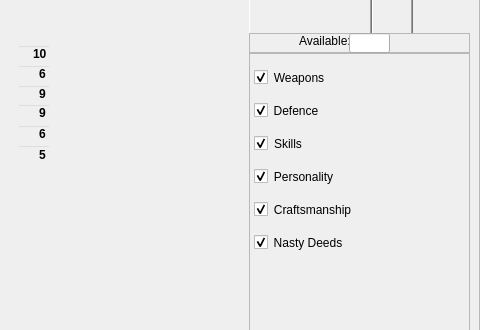
First picture: the form in charactertab.ui, repository fischerdr/MooseEdit, before the edit; both pictures show x 111 to 591 and y 85 to 415 of the 591 by 813 pixel window.
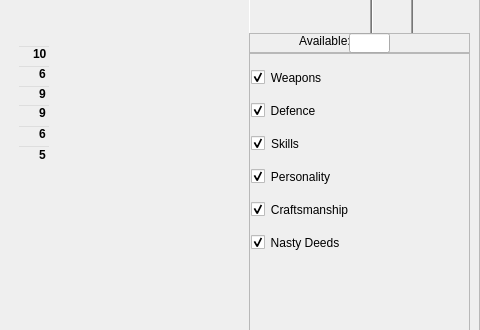
Second picture: the form after the edit. The open tabs and pages were chosen to show the change. Icons and pictures are not drawn. Custom widgets are drawn as their Qt base class.

Commit message: Skill Editor will no longer crash if a skill is loaded that does not exist Fixed GenStatsReader to ignore trailing CR characters Fixed css issue on horizontal scrollbar in abilities tab Reduced left margin on abilities tab so that all data is visible when the window is made as small as possible Modified scroller on Traits page to move point allocation left/right instead of simply incrementing Clicking list items on the skill editor will now display the item's data in the middle pane

The edit to the form file:
```diff
--- a/charactertab.ui
+++ b/charactertab.ui
@@ -605,7 +605,6 @@
 
 QScrollBar:horizontal {
 	background-color: rgb(0, 0, 0);
-    width: 20px;
 }
 
 QScrollBar::left-arrow:horizontal {
@@ -684,7 +683,7 @@
                   </property>
                   <layout class="QVBoxLayout" name="verticalLayout_3">
                    <property name="leftMargin">
-                    <number>3</number>
+                    <number>0</number>
                    </property>
                    <item>
                     <widget class="ExpandableGroupBox" name="weaponsGroup">
@@ -713,9 +712,15 @@
                       <property name="spacing">
                        <number>1</number>
                       </property>
+                      <property name="leftMargin">
+                       <number>2</number>
+                      </property>
                       <property name="topMargin">
                        <number>18</number>
                       </property>
+                      <property name="rightMargin">
+                       <number>20</number>
+                      </property>
                      </layout>
                     </widget>
                    </item>
@@ -746,9 +751,15 @@
                       <property name="spacing">
                        <number>1</number>
                       </property>
+                      <property name="leftMargin">
+                       <number>2</number>
+                      </property>
                       <property name="topMargin">
                        <number>18</number>
                       </property>
+                      <property name="rightMargin">
+                       <number>20</number>
+                      </property>
                      </layout>
                     </widget>
                    </item>
@@ -779,9 +790,15 @@
                       <property name="spacing">
                        <number>1</number>
                       </property>
+                      <property name="leftMargin">
+                       <number>2</number>
+                      </property>
                       <property name="topMargin">
                        <number>18</number>
                       </property>
+                      <property name="rightMargin">
+                       <number>20</number>
+                      </property>
                      </layout>
                     </widget>
                    </item>
@@ -812,9 +829,15 @@
                       <property name="spacing">
                        <number>1</number>
                       </property>
+                      <property name="leftMargin">
+                       <number>2</number>
+                      </property>
                       <property name="topMargin">
                        <number>18</number>
                       </property>
+                      <property name="rightMargin">
+                       <number>20</number>
+                      </property>
                      </layout>
                     </widget>
                    </item>
@@ -845,9 +868,15 @@
                       <property name="spacing">
                        <number>1</number>
                       </property>
+                      <property name="leftMargin">
+                       <number>2</number>
+                      </property>
                       <property name="topMargin">
                        <number>18</number>
                       </property>
+                      <property name="rightMargin">
+                       <number>20</number>
+                      </property>
                      </layout>
                     </widget>
                    </item>
@@ -878,9 +907,15 @@
                       <property name="spacing">
                        <number>1</number>
                       </property>
+                      <property name="leftMargin">
+                       <number>2</number>
+                      </property>
                       <property name="topMargin">
                        <number>18</number>
                       </property>
+                      <property name="rightMargin">
+                       <number>20</number>
+                      </property>
                      </layout>
                     </widget>
                    </item>
```
Left out of the diff: 2 changed lines with no effect on the pictures. The commit also changes 4 other files.
